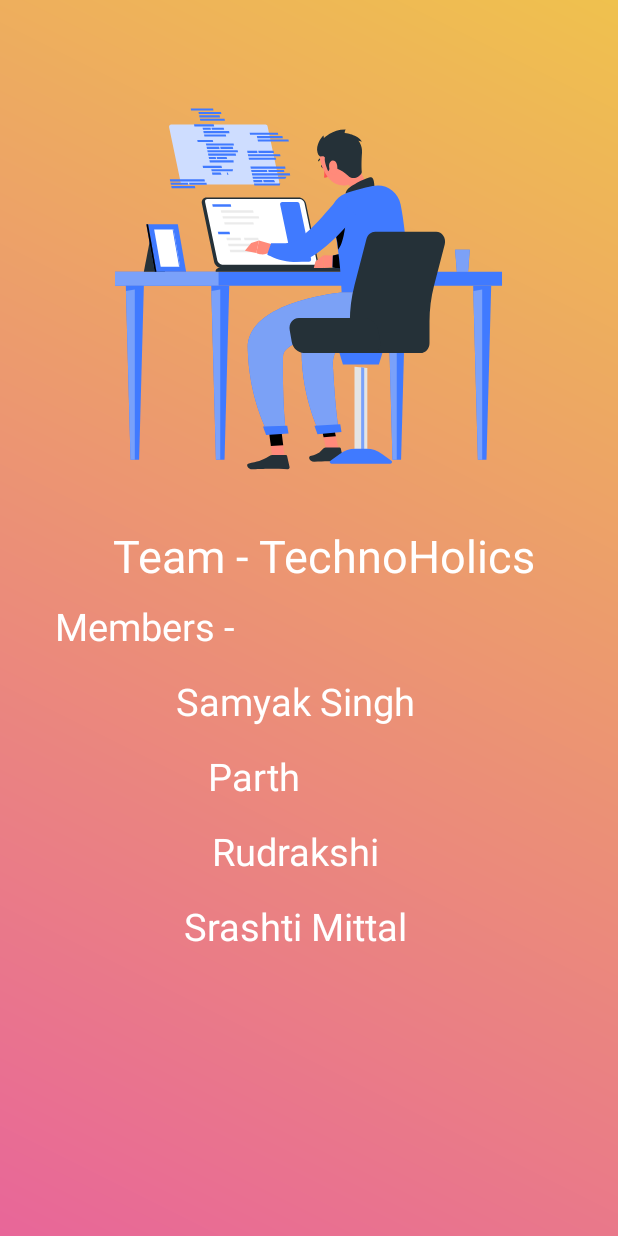
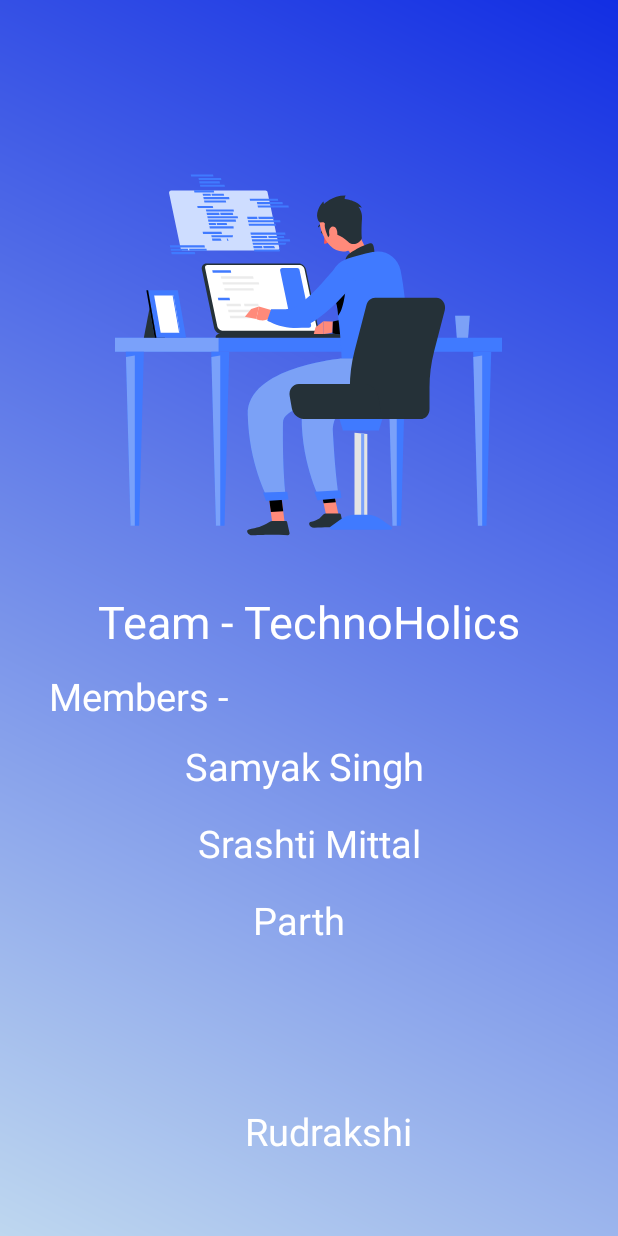
Before and after one commit to SAMYAK99/TechnoHolics, an Android app: the About screen opened directly, with no data from a screen before it, on a phone screen of 412 x 824 dp. Run offline under Robolectric (Android 15) with nearby library versions, the phone set to English and light mode, and no system bars; network calls fail; Roboto replaces fonts that are not available here.

Commit message:
Improved UI

```diff
--- a/app/src/main/java/com/projects/hackcorona_1/MainActivity.java
+++ b/app/src/main/java/com/projects/hackcorona_1/MainActivity.java
@@ -149,11 +149,12 @@ public class MainActivity extends AppCompatActivity implements NavigationView.On
                 startActivity(intentmy);
                 break;
 
+                /*
             case R.id.nav_feedback:
                 Intent feed = new Intent(MainActivity.this, FeedbackActivity.class);
                 startActivity(feed);
                 break;
-
+*/
 
                 // MORE OPTIONS ---
 
--- a/app/src/main/java/com/projects/hackcorona_1/Stats/CountryFragment.java
+++ b/app/src/main/java/com/projects/hackcorona_1/Stats/CountryFragment.java
@@ -100,7 +100,7 @@ public class CountryFragment extends Fragment {
     }
 
     private void getDataFromServer() {
-        String url = "https://corona.lmao.ninja/countries";
+        String url = "https://corona.lmao.ninja/v2/countries?sort=cases";
 
         covidCountries = new ArrayList<>();
 
--- a/app/src/main/java/com/projects/hackcorona_1/Stats/HomeFragment.java
+++ b/app/src/main/java/com/projects/hackcorona_1/Stats/HomeFragment.java
@@ -63,7 +63,7 @@ public class HomeFragment extends Fragment {
     private void getData() {
         RequestQueue queue = Volley.newRequestQueue(getActivity());
 
-        String url = "https://corona.lmao.ninja/all";
+        String url = "https://corona.lmao.ninja/v2/all";
 
         StringRequest stringRequest = new StringRequest(Request.Method.GET, url, new Response.Listener<String>() {
             @Override
--- a/app/src/main/res/drawable/btn_design.xml
+++ b/app/src/main/res/drawable/btn_design.xml
@@ -4,8 +4,8 @@
     <gradient
         android:angle="45"
 
-        android:startColor="#0AD4EA"
-        android:endColor="#0B28E6"/>
+        android:startColor="#D63636"
+        android:endColor="#C2185B"/>
 
     <corners android:bottomRightRadius="20dp"
         android:bottomLeftRadius="20dp"
--- a/app/src/main/res/layout/activity_about.xml
+++ b/app/src/main/res/layout/activity_about.xml
@@ -1,89 +1,101 @@
 <?xml version="1.0" encoding="utf-8"?>
-<RelativeLayout xmlns:android="http://schemas.android.com/apk/res/android"
+<androidx.constraintlayout.widget.ConstraintLayout xmlns:android="http://schemas.android.com/apk/res/android"
     xmlns:app="http://schemas.android.com/apk/res-auto"
     xmlns:tools="http://schemas.android.com/tools"
     android:layout_width="match_parent"
     android:layout_height="match_parent"
-    android:background="@drawable/back_des5"
+    android:background="@drawable/back_des2"
     tools:context=".About">
 
     <com.airbnb.lottie.LottieAnimationView
 
+        android:id="@+id/lottieAnimationView"
         android:layout_width="match_parent"
+
         android:layout_height="268dp"
-        android:layout_marginTop="50dp"
 
+
+        android:layout_marginTop="94dp"
+        app:layout_constraintStart_toStartOf="parent"
+        app:layout_constraintTop_toTopOf="parent"
         app:lottie_autoPlay="true"
         app:lottie_loop="true"
-
-
         app:lottie_rawRes="@raw/about" />
 
     <TextView
         android:id="@+id/textView5"
         android:layout_width="331dp"
         android:layout_height="wrap_content"
-        android:layout_marginLeft="50dp"
-        android:layout_marginTop="350dp"
+        android:layout_marginStart="40dp"
+        android:layout_marginTop="32dp"
         android:text="Team - TechnoHolics"
         android:textAlignment="center"
         android:textColor="#FFFFFF"
-        android:textSize="30sp" />
+        android:textSize="30sp"
+        app:layout_constraintStart_toStartOf="parent"
+        app:layout_constraintTop_toBottomOf="@+id/lottieAnimationView" />
 
     <TextView
         android:id="@+id/textView99"
         android:layout_width="153dp"
         android:layout_height="wrap_content"
-        android:layout_marginLeft="20dp"
-        android:layout_marginTop="400dp"
+        android:layout_marginStart="16dp"
+        android:layout_marginTop="12dp"
         android:text="Members -"
         android:textAlignment="center"
         android:textColor="#FFFFFF"
-        android:textSize="25sp" />
+        android:textSize="25sp"
+        app:layout_constraintStart_toStartOf="parent"
+        app:layout_constraintTop_toBottomOf="@+id/textView5" />
 
     <TextView
         android:id="@+id/textView6"
         android:layout_width="293dp"
         android:layout_height="51dp"
+        android:layout_marginStart="56dp"
+        android:layout_marginTop="12dp"
         android:text="Samyak Singh"
         android:textAlignment="center"
-        android:layout_marginTop="450dp"
-        android:layout_marginLeft="50dp"
         android:textColor="#FFFFFF"
         android:textSize="25sp"
-        />
+        app:layout_constraintStart_toStartOf="parent"
+        app:layout_constraintTop_toBottomOf="@+id/textView99" />
 
     <TextView
         android:id="@+id/textView7"
         android:layout_width="244dp"
         android:layout_height="46dp"
-        android:layout_marginLeft="50dp"
-        android:layout_marginTop="500dp"
+        android:layout_marginStart="80dp"
         android:text="Parth "
         android:textAlignment="center"
         android:textColor="#FFFFFF"
-        android:textSize="25sp" />
+        android:textSize="25sp"
+        app:layout_constraintStart_toStartOf="parent"
+        app:layout_constraintTop_toBottomOf="@+id/textView9" />
+
     <TextView
         android:id="@+id/textView8"
         android:layout_width="293dp"
         android:layout_height="51dp"
+        android:layout_marginStart="72dp"
+        android:layout_marginBottom="36dp"
         android:text="Rudrakshi"
         android:textAlignment="center"
-        android:layout_marginTop="550dp"
-        android:layout_marginLeft="50dp"
         android:textColor="#FFFFFF"
         android:textSize="25sp"
-        />
+        app:layout_constraintBottom_toBottomOf="parent"
+        app:layout_constraintStart_toStartOf="parent" />
+
     <TextView
         android:id="@+id/textView9"
         android:layout_width="293dp"
         android:layout_height="51dp"
+        android:layout_marginStart="59dp"
         android:text="Srashti Mittal"
         android:textAlignment="center"
-        android:layout_marginTop="600dp"
-        android:layout_marginLeft="50dp"
         android:textColor="#FFFFFF"
         android:textSize="25sp"
-        />
+        app:layout_constraintStart_toStartOf="parent"
+        app:layout_constraintTop_toBottomOf="@+id/textView6" />
 
-</RelativeLayout>
+</androidx.constraintlayout.widget.ConstraintLayout>
--- a/app/src/main/res/layout/activity_maps_dash.xml
+++ b/app/src/main/res/layout/activity_maps_dash.xml
@@ -6,7 +6,7 @@
     android:layout_height="match_parent"
     tools:context=".MapsDash"
     android:id="@+id/containers"
-    android:background="@drawable/back_des5">
+    android:background="@drawable/back_des2">
 
     <com.airbnb.lottie.LottieAnimationView
         android:id="@+id/lottemap"
--- a/app/src/main/res/layout/activity_myth__buster.xml
+++ b/app/src/main/res/layout/activity_myth__buster.xml
@@ -6,7 +6,7 @@
     android:layout_height="match_parent"
     tools:context=".MythBusters.Myth_BusterActivity"
     android:id="@+id/container"
-    android:background="@drawable/back_des4">
+    android:background="@drawable/back_des2">
 
 
     <com.airbnb.lottie.LottieAnimationView
--- a/app/src/main/res/layout/activity_pecaution_fragment_.xml
+++ b/app/src/main/res/layout/activity_pecaution_fragment_.xml
@@ -6,7 +6,7 @@
     android:layout_height="match_parent"
     tools:context=".Precautions.PecautionFragment_Activity"
     android:id="@+id/container"
-    android:background="@drawable/back_des3">
+    android:background="@drawable/back_des2">
 
 
 
--- a/app/src/main/res/layout/activity_risk_level.xml
+++ b/app/src/main/res/layout/activity_risk_level.xml
@@ -182,7 +182,7 @@
         app:layout_constraintStart_toStartOf="parent"
         app:layout_constraintTop_toBottomOf="@id/toolbar">
         <LinearLayout
-            android:background="@drawable/back_des4"
+            android:background="@drawable/back_des2"
             android:layout_width="match_parent"
             android:layout_height="match_parent"
             android:orientation="vertical">
--- a/app/src/main/res/layout/activity_splash_screen.xml
+++ b/app/src/main/res/layout/activity_splash_screen.xml
@@ -26,7 +26,7 @@
         android:layout_height="50dp"
         android:layout_marginTop="40dp"
         android:fontFamily="monospace"
-        android:text="COVIDATA"
+        android:text="COVID360"
         android:textAlignment="center"
         android:textColor="#DA4444"
         android:textSize="36sp"
@@ -62,7 +62,7 @@
         android:fontFamily="monospace"
         android:text="     Designed and Devloped by \n    Samyak Singh(Technoholics)"
 
-        android:textColor="#BC9432"
+        android:textColor="#C2185B"
         android:textSize="20sp"
         android:textStyle="bold" />
 
--- a/app/src/main/res/layout/activity_stats__dashboard.xml
+++ b/app/src/main/res/layout/activity_stats__dashboard.xml
@@ -5,7 +5,7 @@
     android:id="@+id/container"
     android:layout_width="match_parent"
     android:layout_height="match_parent"
-    android:background="@drawable/back_des5"
+    android:background="@drawable/back_des2"
 
     tools:context=".Stats_Dashboard">
 
--- a/app/src/main/res/layout/fragment_precaution.xml
+++ b/app/src/main/res/layout/fragment_precaution.xml
@@ -3,7 +3,7 @@
     xmlns:tools="http://schemas.android.com/tools"
     android:layout_width="match_parent"
     android:layout_height="match_parent"
-    tools:context=".Precaution">
+    tools:context=".Precautions">
 
     <androidx.recyclerview.widget.RecyclerView
         android:id="@+id/precRecycler"
--- a/app/src/main/res/layout/item_list_covid_country.xml
+++ b/app/src/main/res/layout/item_list_covid_country.xml
@@ -3,7 +3,7 @@
     xmlns:tools="http://schemas.android.com/tools"
     android:layout_width="match_parent"
     android:layout_height="wrap_content"
-    android:background="@drawable/back_des1"
+    android:background="@drawable/back_des3"
     android:padding="16dp"
     android:paddingLeft="16dp"
     >
--- a/app/src/main/res/layout/my_row.xml
+++ b/app/src/main/res/layout/my_row.xml
@@ -21,7 +21,7 @@
         <androidx.constraintlayout.widget.ConstraintLayout
             android:layout_width="match_parent"
             android:layout_height="match_parent"
-            android:background="@drawable/back_des5">
+            android:background="@drawable/back_des2">
 
             <ImageView
                 android:id="@+id/phn_img"
--- a/app/src/main/res/layout/precaution_cardview.xml
+++ b/app/src/main/res/layout/precaution_cardview.xml
@@ -3,7 +3,8 @@
     xmlns:app="http://schemas.android.com/apk/res-auto"
     android:layout_width="match_parent"
     android:layout_height="wrap_content"
-    android:orientation="vertical">
+    android:orientation="vertical"
+    android:background="@drawable/back_des2">
 
     <com.google.android.material.card.MaterialCardView
         android:layout_width="match_parent"
--- a/app/src/main/res/menu/menu.xml
+++ b/app/src/main/res/menu/menu.xml
@@ -18,10 +18,7 @@
             android:icon="@drawable/myth"
             android:title="Myth Busters" />
 
-        <item
-            android:id="@+id/nav_feedback"
-            android:icon="@drawable/privacyicon"
-            android:title="Feedback" />
+
     </group>
 
     <item android:title="More">
```
Also changed, not shown: app/src/main/res/layout/activity_main.xml (+6 -5 lines), app/src/main/res/layout/myth_buster_cardview.xml (+4 -3 lines).
